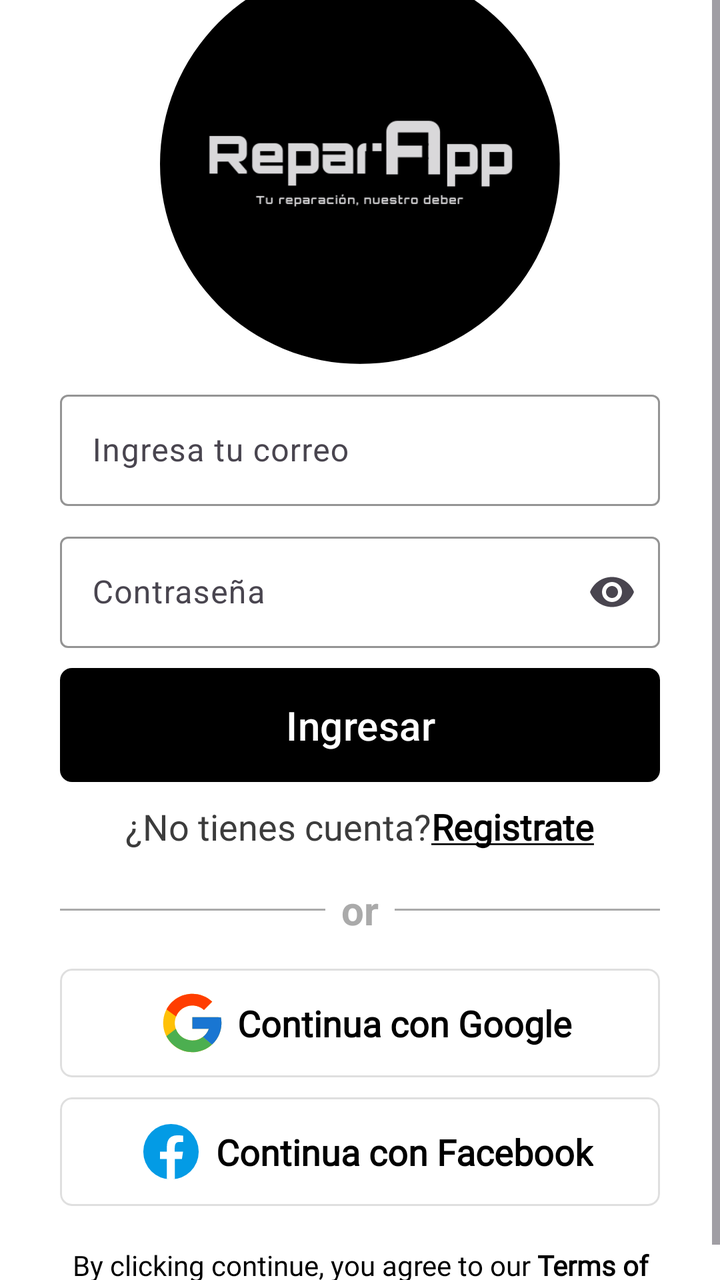
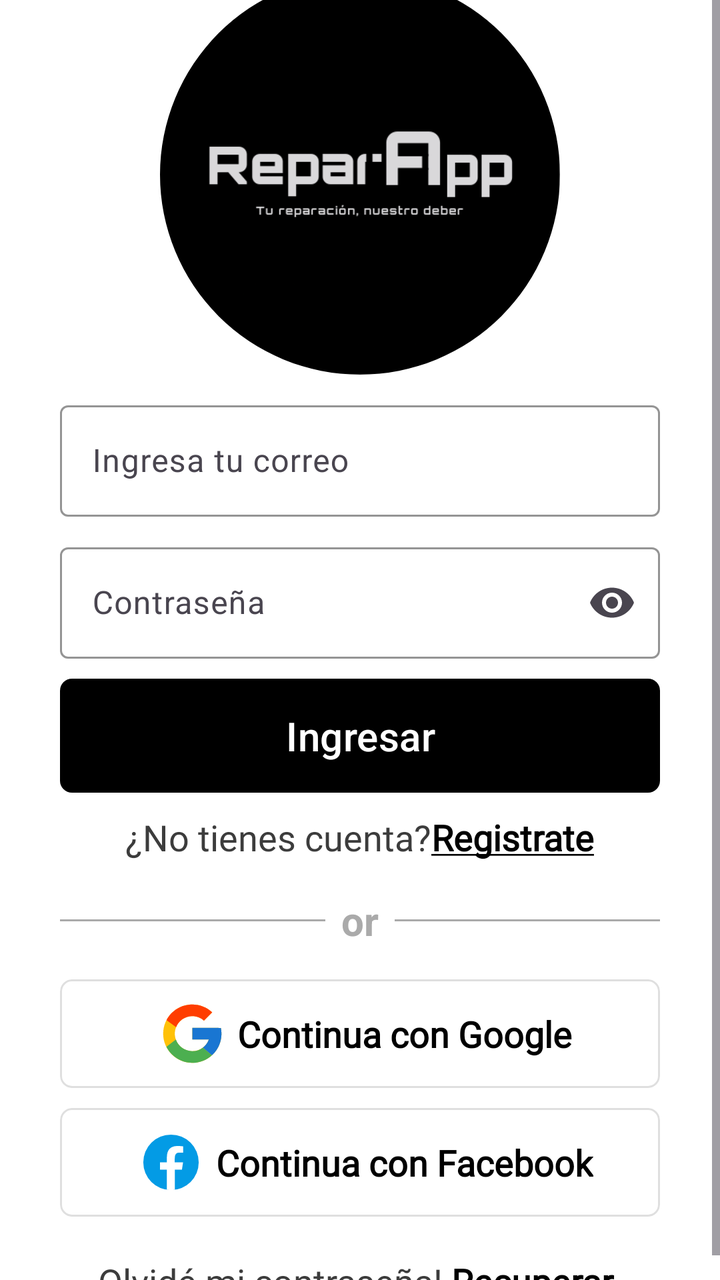

Before-and-after screenshots of an Android layout around one commit, followed by the original layout XML and the change that was made.
<!-- AndroidManifest.xml: application theme Theme.ReparApp -->
<!-- res/layout/fragment_login.xml -->
<?xml version="1.0" encoding="utf-8"?>
<androidx.constraintlayout.widget.ConstraintLayout xmlns:android="http://schemas.android.com/apk/res/android"
    xmlns:tools="http://schemas.android.com/tools"
    android:layout_width="match_parent"
    android:layout_height="match_parent"
    xmlns:app="http://schemas.android.com/apk/res-auto"
    android:background="@color/white"
    tools:context=".views.ui.fragments.login.LoginFragment">

    <ScrollView
        android:layout_width="match_parent"
        android:layout_height="match_parent"
        app:layout_constraintTop_toTopOf="parent"
        app:layout_constraintBottom_toBottomOf="parent"
        app:layout_constraintEnd_toEndOf="parent"
        app:layout_constraintStart_toStartOf="parent">

    <LinearLayout
        android:layout_width="match_parent"
        android:layout_height="wrap_content"
        android:gravity="center"
        android:orientation="vertical"
        android:paddingHorizontal="30dp"
        android:layout_gravity="center"
        >

        <com.google.android.material.imageview.ShapeableImageView
            android:id="@+id/img_logo"
            android:layout_width="200dp"
            android:layout_height="200dp"
            android:layout_marginBottom="10dp"
            android:src="@drawable/ic_logo"
            android:contentDescription="Logo de la app"
            app:shapeAppearanceOverlay="@style/RoundedImageView"/>

        <com.google.android.material.textfield.TextInputLayout
            android:id="@+id/et_contenedor_correo"
            android:layout_width="match_parent"
            android:layout_height="wrap_content"
            android:layout_marginBottom="10dp"
            app:boxBackgroundMode="outline"
            app:boxStrokeColor="@color/black"
            app:hintTextColor="@color/black"
            app:cursorColor="@color/your_cursor_color"
            android:hint="Ingresa tu correo">

            <com.google.android.material.textfield.TextInputEditText
                android:id="@+id/et_correo"
                android:layout_width="match_parent"
                android:layout_height="wrap_content"
                android:inputType="textEmailAddress"
                android:textColor="@color/black"
                />

        </com.google.android.material.textfield.TextInputLayout>

        <com.google.android.material.textfield.TextInputLayout
            android:id="@+id/et_contenedor_clave"
            android:layout_width="match_parent"
            android:layout_height="wrap_content"
            android:layout_marginBottom="10dp"
            android:hint="Contraseña"
            app:boxBackgroundMode="outline"
            app:boxStrokeColor="@color/black"
            app:cursorColor="@color/your_cursor_color"
            app:endIconMode="password_toggle"
            app:hintTextColor="@color/black">

            <com.google.android.material.textfield.TextInputEditText
                android:id="@+id/et_clave"
                android:layout_width="match_parent"
                android:layout_height="wrap_content"
                android:inputType="textPassword"
                android:textColor="@color/black" />

        </com.google.android.material.textfield.TextInputLayout>


        <com.google.android.material.button.MaterialButton
            android:id="@+id/btn_iniciar_sesion"
            android:layout_width="match_parent"
            android:layout_height="wrap_content"
            android:text="Ingresar"
            android:textSize="20sp"
            android:textColor="@android:color/white"
            app:backgroundTint="@android:color/black"
            app:cornerRadius="6dp"
            app:rippleColor="#333333"
            android:paddingVertical="15dp"
            android:layout_marginBottom="10dp"
            android:insetTop="0dp"
            android:insetBottom="0dp"
            android:insetLeft="0dp"
            android:insetRight="0dp"/>

        <LinearLayout
            android:layout_width="match_parent"
            android:layout_height="wrap_content"
            android:gravity="center_horizontal"
            android:textAlignment="center"
            android:orientation="horizontal">
            <TextView
                android:layout_width="wrap_content"
                android:layout_height="wrap_content"
                android:textSize="18sp"
                android:textColor="#3c3c3c"
                android:fontFamily="@font/roboto"
                android:text="¿No tienes cuenta?"/>
            <TextView
                android:id="@+id/tv_registrate"
                android:layout_width="wrap_content"
                android:layout_height="wrap_content"
                android:textSize="18sp"
                android:textColor="#000000"
                android:textStyle="bold"
                android:fontFamily="@font/roboto"
                android:text="@string/registrate"/>
        </LinearLayout>

        <LinearLayout
            android:layout_width="match_parent"
            android:layout_height="wrap_content"
            android:orientation="horizontal"
            android:gravity="center_vertical"
            android:layout_marginVertical="16dp">

            <View
                android:layout_width="0dp"
                android:layout_height="1dp"
                android:layout_weight="1"
                android:background="@android:color/darker_gray" />

            <TextView
                android:layout_width="wrap_content"
                android:layout_height="wrap_content"
                android:text="or"
                android:textSize="20sp"
                android:textStyle="bold"
                android:textColor="@android:color/darker_gray"
                android:paddingHorizontal="8dp" />

            <View
                android:layout_width="0dp"
                android:layout_height="1dp"
                android:layout_weight="1"
                android:background="@android:color/darker_gray" />

        </LinearLayout>

        <com.google.android.material.card.MaterialCardView
            android:id="@+id/card_btn_google"
            android:layout_width="match_parent"
            android:layout_height="wrap_content"
            android:layout_marginBottom="10dp"
            app:cardBackgroundColor="#FFFFFF"
            app:strokeColor="#dfdfdf"
            app:cardCornerRadius="6dp">
            <LinearLayout
                android:layout_width="match_parent"
                android:layout_height="wrap_content"
                android:gravity="center"
                android:paddingVertical="5dp"
                android:orientation="horizontal">
                <ImageView
                    android:layout_width="35dp"
                    android:layout_height="35dp"
                    android:layout_marginHorizontal="5dp"
                    android:src="@drawable/ic_google"/>

                <TextView
                    android:layout_width="wrap_content"
                    android:layout_height="wrap_content"
                    android:fontFamily="@font/roboto"
                    android:textSize="18sp"
                    android:paddingVertical="10dp"
                    android:textStyle="bold"
                    android:textColor="#000000"
                    android:text="Continua con Google"/>

            </LinearLayout>

        </com.google.android.material.card.MaterialCardView>

        <com.google.android.material.card.MaterialCardView
            android:id="@+id/card_btn_facebook"
            android:layout_width="match_parent"
            android:layout_height="wrap_content"
            app:cardBackgroundColor="#FFFFFF"
            app:strokeColor="#dfdfdf"
            app:cardCornerRadius="6dp">
            <LinearLayout
                android:layout_width="match_parent"
                android:layout_height="wrap_content"
                android:gravity="center"
                android:paddingVertical="5dp"
                android:orientation="horizontal">
                <ImageView
                    android:layout_width="35dp"
                    android:layout_height="35dp"
                    android:layout_marginHorizontal="5dp"
                    android:src="@drawable/ic_facebook"/>

                <TextView
                    android:layout_width="wrap_content"
                    android:layout_height="wrap_content"
                    android:fontFamily="@font/roboto"
                    android:textSize="18sp"
                    android:paddingVertical="10dp"
                    android:textStyle="bold"
                    android:textColor="#000000"
                    android:text="Continua con Facebook"/>

            </LinearLayout>

        </com.google.android.material.card.MaterialCardView>

        <TextView
            android:layout_width="match_parent"
            android:layout_height="wrap_content"
            android:layout_marginTop="20dp"
            android:textAlignment="center"
            android:fontFamily="@font/roboto"
            android:text="@string/derechos_reservados"
            android:textColor="@color/black"
            app:layout_constraintTop_toBottomOf="@+id/contenedorLogin"/>



    </LinearLayout>

    </ScrollView>

    
    <FrameLayout
        android:id="@+id/loadingOverlay"
        android:layout_width="match_parent"
        android:layout_height="match_parent"
        android:background="#80000000"
        android:visibility="gone"
        app:layout_constraintTop_toTopOf="parent"
        app:layout_constraintBottom_toBottomOf="parent"
        app:layout_constraintStart_toStartOf="parent"
        app:layout_constraintEnd_toEndOf="parent">

        <com.google.android.material.progressindicator.CircularProgressIndicator
            android:id="@+id/progressBar"
            android:layout_width="wrap_content"
            android:layout_height="wrap_content"
            android:layout_gravity="center"
            android:visibility="visible"
            app:indicatorColor="@android:color/darker_gray" />
    </FrameLayout>


</androidx.constraintlayout.widget.ConstraintLayout>
<!-- resources referenced by this layout -->
<resources>
  <color name="black">#FF000000</color>
  <color name="white">#FFFFFFFF</color>
  <color name="your_cursor_color">#A9A9A9</color>
  <!-- drawable ic_facebook (drawable) -->
  <vector xmlns:android="http://schemas.android.com/apk/res/android"
      android:width="48dp"
      android:height="48dp"
      android:viewportWidth="48"
      android:viewportHeight="48">
    <path
        android:pathData="M24,5A19,19 0,1 0,24 43A19,19 0,1 0,24 5Z"
        android:fillColor="#039be5"/>
    <path
        android:pathData="M26.572,29.036h4.917l0.772,-4.995h-5.69v-2.73c0,-2.075 0.678,-3.915 2.619,-3.915h3.119v-4.359c-0.548,-0.074 -1.707,-0.236 -3.897,-0.236c-4.573,0 -7.254,2.415 -7.254,7.917v3.323h-4.701v4.995h4.701v13.729C22.089,42.905 23.032,43 24,43c0.875,0 1.729,-0.08 2.572,-0.194V29.036z"
        android:fillColor="#fff"/>
  </vector>
  <!-- drawable ic_google (drawable) -->
  <vector xmlns:android="http://schemas.android.com/apk/res/android"
      android:width="48dp"
      android:height="48dp"
      android:viewportWidth="48"
      android:viewportHeight="48">
    <path
        android:pathData="M43.611,20.083H42V20H24v8h11.303c-1.649,4.657 -6.08,8 -11.303,8c-6.627,0 -12,-5.373 -12,-12c0,-6.627 5.373,-12 12,-12c3.059,0 5.842,1.154 7.961,3.039l5.657,-5.657C34.046,6.053 29.268,4 24,4C12.955,4 4,12.955 4,24c0,11.045 8.955,20 20,20c11.045,0 20,-8.955 20,-20C44,22.659 43.862,21.35 43.611,20.083z"
        android:fillColor="#FFC107"/>
    <path
        android:pathData="M6.306,14.691l6.571,4.819C14.655,15.108 18.961,12 24,12c3.059,0 5.842,1.154 7.961,3.039l5.657,-5.657C34.046,6.053 29.268,4 24,4C16.318,4 9.656,8.337 6.306,14.691z"
        android:fillColor="#FF3D00"/>
    <path
        android:pathData="M24,44c5.166,0 9.86,-1.977 13.409,-5.192l-6.19,-5.238C29.211,35.091 26.715,36 24,36c-5.202,0 -9.619,-3.317 -11.283,-7.946l-6.522,5.025C9.505,39.556 16.227,44 24,44z"
        android:fillColor="#4CAF50"/>
    <path
        android:pathData="M43.611,20.083H42V20H24v8h11.303c-0.792,2.237 -2.231,4.166 -4.087,5.571c0.001,-0.001 0.002,-0.001 0.003,-0.002l6.19,5.238C36.971,39.205 44,34 44,24C44,22.659 43.862,21.35 43.611,20.083z"
        android:fillColor="#1976D2"/>
  </vector>
  <!-- drawable ic_logo: png bitmap (drawable, 14628 bytes) -->
  <string name="derechos_reservados">By clicking continue, you agree to our <b>Terms of Service</b> and <b>Privacy Policy</b></string>
  <string name="registrate"><u>Registrate</u></string>
  <style name="RoundedImageView" parent="">
          <item name="cornerFamily">rounded</item>
          <item name="cornerSize">50%</item> 
      </style>
  <style name="Theme.ReparApp" parent="Base.Theme.ReparApp" />
  <style name="Base.Theme.ReparApp" parent="Theme.Material3.DayNight.NoActionBar">
          
          
      </style>
</resources>

<!-- the commit's change to res/layout/fragment_login.xml (unified diff, before → after) -->
@@ -214,16 +214,39 @@
 
         </com.google.android.material.card.MaterialCardView>
 
-        <TextView
-            android:layout_width="match_parent"
-            android:layout_height="wrap_content"
+
+
+
+
+
+
+
+
+
+        <LinearLayout
+            android:layout_width="match_parent"
+            android:layout_height="wrap_content"
+            android:gravity="center_horizontal"
             android:layout_marginTop="20dp"
             android:textAlignment="center"
-            android:fontFamily="@font/roboto"
-            android:text="@string/derechos_reservados"
-            android:textColor="@color/black"
-            app:layout_constraintTop_toBottomOf="@+id/contenedorLogin"/>
-
+            android:orientation="horizontal">
+            <TextView
+                android:layout_width="wrap_content"
+                android:layout_height="wrap_content"
+                android:textSize="18sp"
+                android:textColor="#3c3c3c"
+                android:fontFamily="@font/roboto"
+                android:text="Olvidé mi contraseña! "/>
+            <TextView
+                android:id="@+id/tv_recuperarClave"
+                android:layout_width="wrap_content"
+                android:layout_height="wrap_content"
+                android:textSize="18sp"
+                android:textColor="#000000"
+                android:textStyle="bold"
+                android:fontFamily="@font/roboto"
+                android:text="Recuperar "/>
+        </LinearLayout>
 
 
     </LinearLayout>
<!-- resource entries referenced after the edit -->
@@ -36,7 +36,6 @@
         android:fillColor="#1976D2"/>
   </vector>
   <!-- drawable ic_logo: png bitmap (drawable, 14628 bytes) -->
-  <string name="derechos_reservados">By clicking continue, you agree to our <b>Terms of Service</b> and <b>Privacy Policy</b></string>
   <string name="registrate"><u>Registrate</u></string>
   <style name="RoundedImageView" parent="">
           <item name="cornerFamily">rounded</item>
